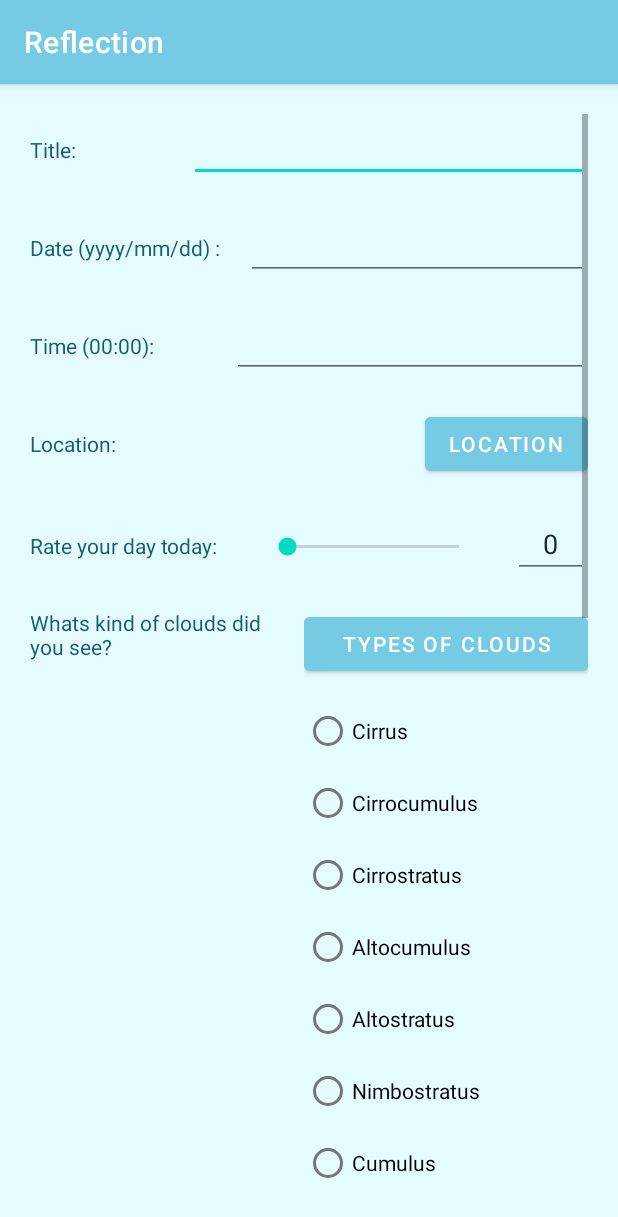
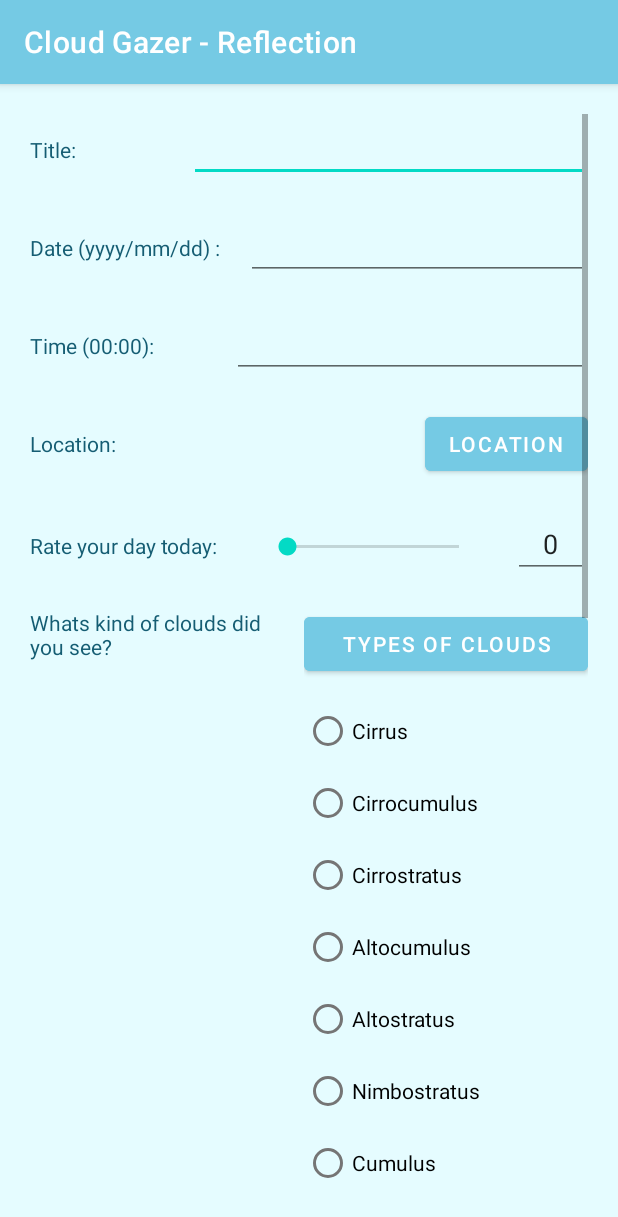
Before and after one commit to xtayzx/CloudGazer, an Android app: the ReflectionActivity screen opened directly, with no data from a screen before it, on a phone screen of 412 x 824 dp. Shown: the top 1217 px of the screen. Run offline under Robolectric (Android 15) with nearby library versions, the light colour scheme and no system bars.

Commit message:
change reflection name

```diff
--- a/app/src/main/java/com/example/cloudgazer/CommunityViewEntryActivity.java
+++ b/app/src/main/java/com/example/cloudgazer/CommunityViewEntryActivity.java
@@ -27,7 +27,7 @@ import java.util.ArrayList;
 
 import utils.CameraUtils;
 
-public class CommunityViewEntryActivity extends AppCompatActivity {
+public class CommunityViewEntryActivity extends Activity {
 
     MyDatabase db;
     MyHelper helper;
@@ -105,7 +105,7 @@ public class CommunityViewEntryActivity extends AppCompatActivity {
                 userField.setText(userEntry);
                 photoPath = entryPhotoPath;
 
-                getSupportActionBar().setTitle("Cloud Gazer - Community");
+//                getSupportActionBar().setTitle("Cloud Gazer - Community");
 
                 cursor.moveToNext();
             }
--- a/app/src/main/java/com/example/cloudgazer/Meditation.java
+++ b/app/src/main/java/com/example/cloudgazer/Meditation.java
@@ -91,7 +91,6 @@ public class Meditation extends AppCompatActivity implements SensorEventListener
 // This would mean the phone is not moving and if the light sensor is low than it is flipped over.
 
             if (change <= 1 ){
-
                 still = true;
             }
             else {
--- a/app/src/main/java/com/example/cloudgazer/ReflectionActivity.java
+++ b/app/src/main/java/com/example/cloudgazer/ReflectionActivity.java
@@ -90,7 +90,7 @@ public class ReflectionActivity extends AppCompatActivity implements View.OnClic
 
         checkLocationPermission();
 
-        getSupportActionBar().setTitle("Reflection");
+        getSupportActionBar().setTitle("Cloud Gazer - Reflection");
 
     }
 
```
